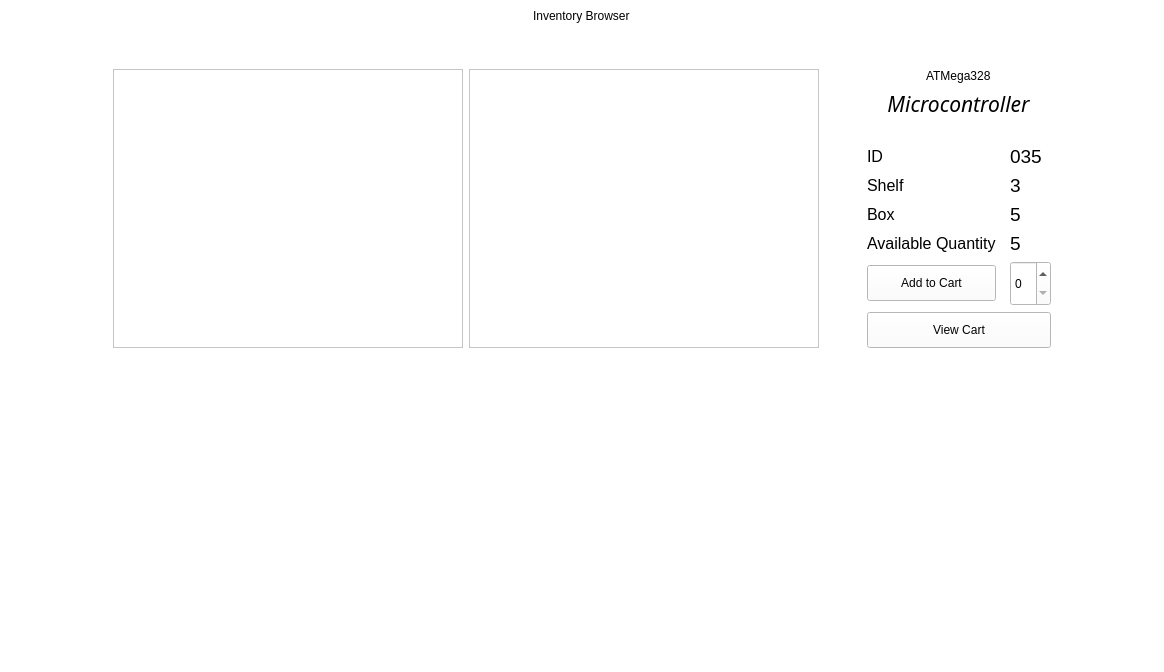
Before: the Qt Designer form inventory.ui in arc-bphc/sims-gui, drawn with Qt 5.
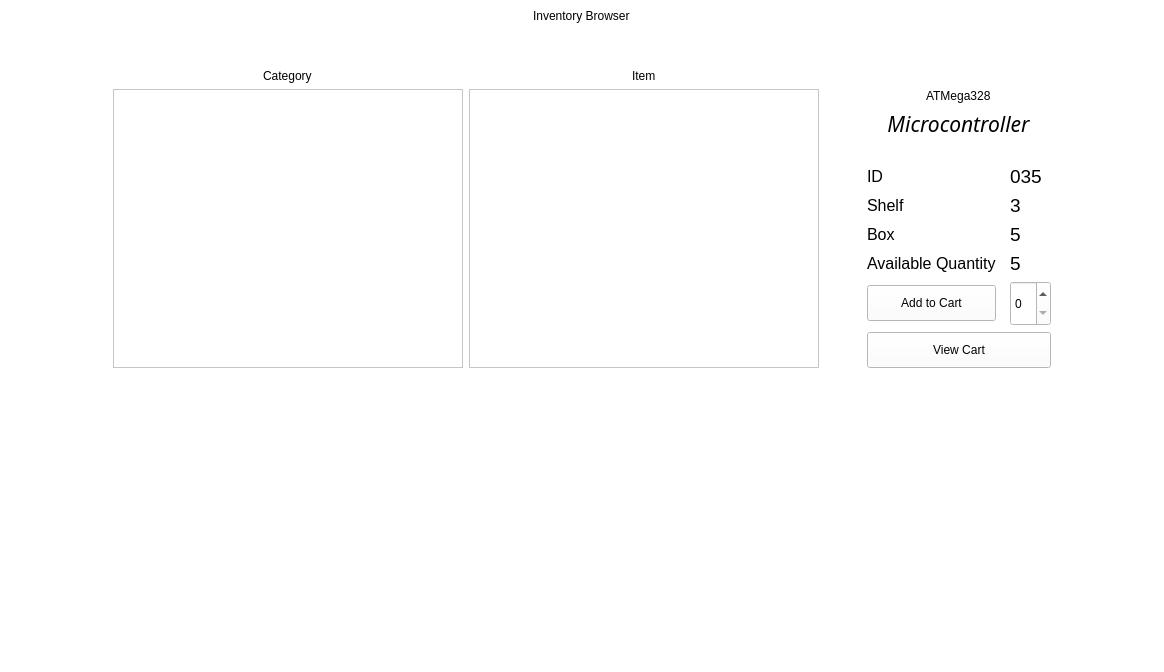
After: the same form once the commit is applied. Icons and pictures are not drawn.

```diff
--- a/inventory.ui
+++ b/inventory.ui
@@ -35,7 +35,7 @@
     </item>
     <item row="0" column="1">
      <layout class="QGridLayout" name="gridLayout_2">
-      <item row="2" column="3">
+      <item row="3" column="3">
        <layout class="QGridLayout" name="gridLayout">
         <property name="leftMargin">
          <number>0</number>
@@ -227,7 +227,17 @@
         </item>
        </layout>
       </item>
-      <item row="2" column="0">
+      <item row="2" column="0" alignment="Qt::AlignHCenter">
+       <widget class="QLabel" name="label_6">
+        <property name="styleSheet">
+         <string notr="true">font: 16pt &quot;Noto Sans&quot;;</string>
+        </property>
+        <property name="text">
+         <string>Category</string>
+        </property>
+       </widget>
+      </item>
+      <item row="3" column="0">
        <widget class="QListView" name="categoryView">
         <property name="minimumSize">
          <size>
@@ -253,7 +263,7 @@
         </property>
        </widget>
       </item>
-      <item row="2" column="1">
+      <item row="3" column="1">
        <widget class="QListView" name="itemListView">
         <property name="minimumSize">
          <size>
@@ -288,7 +298,17 @@
         </property>
        </spacer>
       </item>
-      <item row="2" column="2">
+      <item row="2" column="1" alignment="Qt::AlignHCenter">
+       <widget class="QLabel" name="label_7">
+        <property name="styleSheet">
+         <string notr="true">font: 16pt &quot;Noto Sans&quot;;</string>
+        </property>
+        <property name="text">
+         <string>Item</string>
+        </property>
+       </widget>
+      </item>
+      <item row="3" column="2">
        <spacer name="horizontalSpacer_3">
         <property name="orientation">
          <enum>Qt::Horizontal</enum>
```
